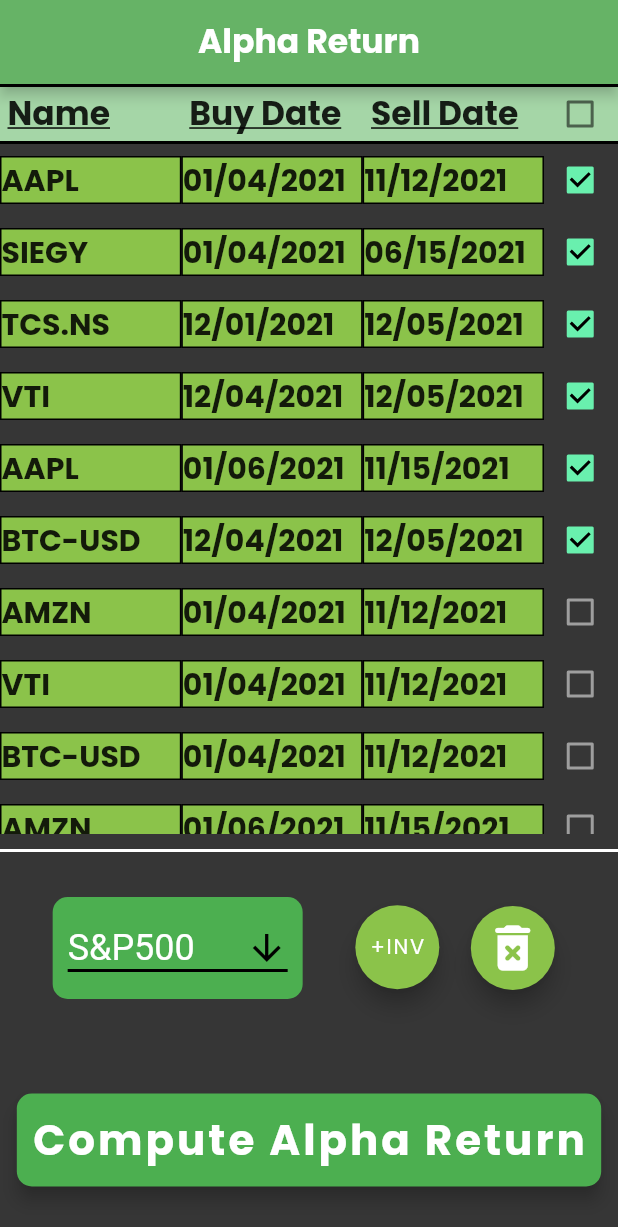
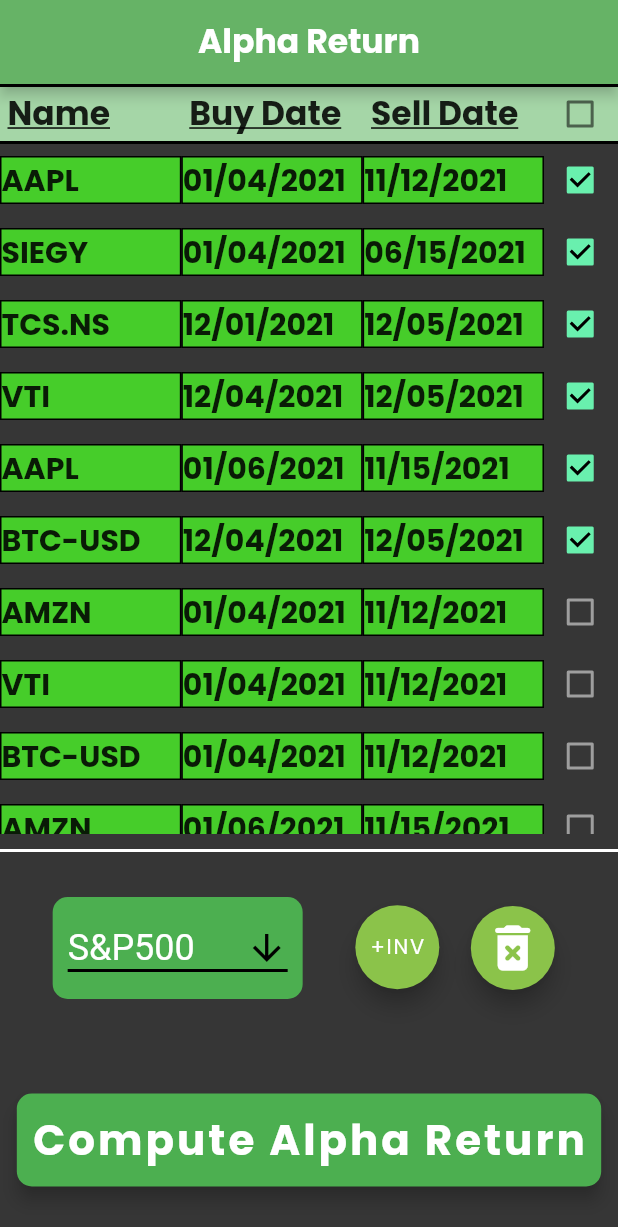
Before and after one commit to andrew-d-gordon/alpha-return, a Flutter app: the screen it shows after launch, on a phone screen of 412 x 824 dp. Shown: the top 1227 px of the screen. Run offline on Flutter 3.47's test engine with Material 2 defaults, Android fonts, the phone set to English and light mode, and no system bars.

Commit message:
Refactored styling of investment row color

```diff
--- a/src/flutter_src/lib/ui/investment_row.dart
+++ b/src/flutter_src/lib/ui/investment_row.dart
@@ -7,6 +7,10 @@
 import 'package:test_project/common/fin_analysis.dart';
 import 'package:test_project/common/round.dart';
 
+// Constant colors and style attributes
+Color rowBackgroundColor = const Color(0xC64AF927);
+
+// Create investment row box decoration
 BoxDecoration investmentBoxDecoration(Color c, Color borderC) { // Box Decoration Widget
   return BoxDecoration(
     border: Border.all(
@@ -116,7 +120,7 @@
               flex: 5,
               child: Container(
                 margin: const EdgeInsets.all(0.0),
-                decoration: investmentBoxDecoration(Colors.lightGreen, Colors.black),
+                decoration: investmentBoxDecoration(rowBackgroundColor, Colors.black),
                 child: Text(
                   widget.symbol,
                   style: const TextStyle(fontSize: 20.0, fontWeight: FontWeight.bold),
@@ -128,7 +132,7 @@
               flex: 5,
               child: Container(
                 margin: const EdgeInsets.all(0.0),
-                decoration: investmentBoxDecoration(Colors.lightGreen, Colors.black),
+                decoration: investmentBoxDecoration(rowBackgroundColor, Colors.black),
                 child: Text(
                   widget.buyDate,
                   style: const TextStyle(fontSize: 20.0, fontWeight: FontWeight.bold),
@@ -140,7 +144,7 @@
             flex: 5,
             child: Container(
               margin: const EdgeInsets.all(0.0),
-              decoration: investmentBoxDecoration(Colors.lightGreen, Colors.black),
+              decoration: investmentBoxDecoration(rowBackgroundColor, Colors.black),
               child: Text(
                 widget.sellDate,
                 style: const TextStyle(fontSize: 20.0, fontWeight: FontWeight.bold),
```
